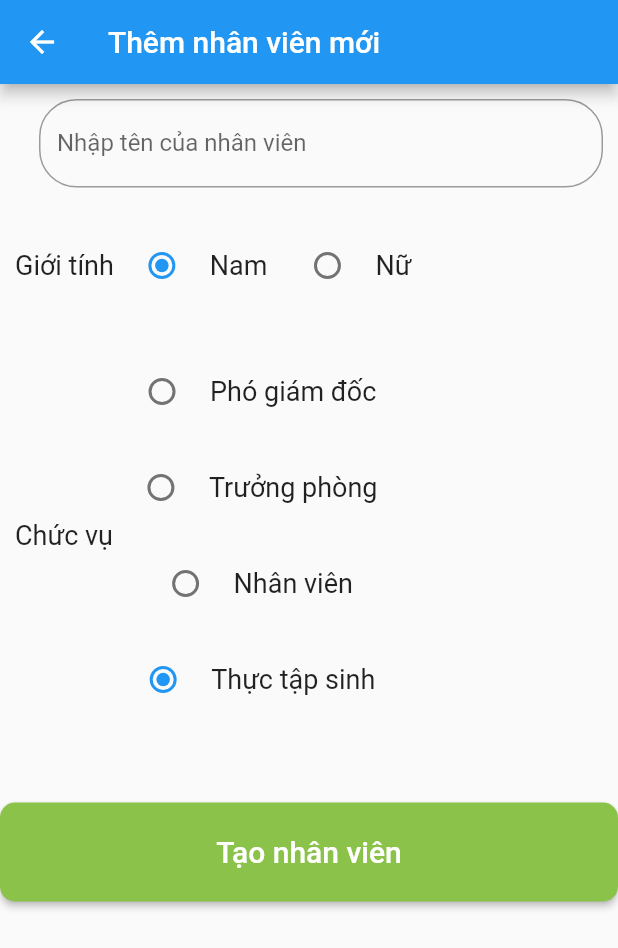
After one commit to huycanh14/project_flutter, a Flutter app: the EmployeeCreateView screen opened by its route, on a phone screen of 412 x 824 dp. The commit adds this screen. Shown: the top 948 px of the screen. Run offline on Flutter 3.47's test engine with Material 2 defaults, Android fonts, the phone set to English and light mode, and no system bars; our stand-ins replace auto_route, shared_preferences, sqflite, stacked; accounts and stored records are empty.

Commit message:
tao nhan vien

```diff
--- a/lib/app/router/router.dart
+++ b/lib/app/router/router.dart
@@ -1,5 +1,6 @@
 import 'package:app_quanlynhanvien/ui/views/account/login/login_view.dart';
 import 'package:app_quanlynhanvien/ui/views/account/registration/registration_view.dart';
+import 'package:app_quanlynhanvien/ui/views/employee/create/create_view.dart';
 import 'package:app_quanlynhanvien/ui/views/home/home_view.dart';
 import 'package:auto_route/auto_route_annotations.dart';
 
@@ -8,6 +9,7 @@ import 'package:auto_route/auto_route_annotations.dart';
     MaterialRoute(page: LoginView, initial: true),
     MaterialRoute(page: HomeView),
     MaterialRoute(page: RegistrationView),
+    MaterialRoute(page: EmployeeCreateView),
   ],
 )
 class $Router {}
--- a/lib/models/Connection.dart
+++ b/lib/models/Connection.dart
@@ -23,7 +23,7 @@ class Connection {
         'CREATE TABLE account (id INTEGER PRIMARY KEY AUTOINCREMENT, username TEXT NOT NULL UNIQUE, password TEXT NOT NULL)');
 
     await db.execute(
-        'CREATE TABLE employee(id INTEGER PRIMARY KEY AUTOINCREMENT, name TEXT NOT NULL, gender BOOLEAN NOT NULL, date TEXT NOT NULL, position INTEGER NOT NULL)');
+        'CREATE TABLE employee(id INTEGER PRIMARY KEY AUTOINCREMENT, name TEXT NOT NULL, gender BOOLEAN NOT NULL, position INTEGER NOT NULL)');
 
     // await db.rawInsert(sql)
   }
--- a/lib/ui/views/account/login/login_view.dart
+++ b/lib/ui/views/account/login/login_view.dart
@@ -89,7 +89,7 @@ class _LoginViewState extends State<LoginView> {
                                 textColor: Colors.white,
                                 color: Colors.lightGreen,
                                 child: Text(
-                                  'Tạo tài khoản',
+                                  'Đặng nhập',
                                   style: TextStyle(fontSize: 20),
                                 ),
                                 padding: EdgeInsets.all(0),
--- a/lib/ui/views/account/registration/registration_view.dart
+++ b/lib/ui/views/account/registration/registration_view.dart
@@ -89,7 +89,7 @@ class _RegistrationViewState extends State<RegistrationView> {
                                 textColor: Colors.white,
                                 color: Colors.lightGreen,
                                 child: Text(
-                                  'Đăng nhập',
+                                  'Tạo tài khoản',
                                   style: TextStyle(fontSize: 20),
                                 ),
                                 padding: EdgeInsets.all(0),
--- /dev/null
+++ b/lib/ui/views/employee/create/create_view.dart
@@ -0,0 +1,236 @@
+import 'package:app_quanlynhanvien/enums/EGender.dart';
+import 'package:app_quanlynhanvien/enums/EPosition.dart';
+import 'package:app_quanlynhanvien/ui/views/employee/create/create_viewmodel.dart';
+import 'package:flutter/material.dart';
+import 'package:stacked/stacked.dart';
+
+class EmployeeCreateView extends StatefulWidget {
+  @override
+  _EmployeeCreateViewState createState() => _EmployeeCreateViewState();
+}
+
+class _EmployeeCreateViewState extends State<EmployeeCreateView> {
+  final _formKey = GlobalKey<FormState>();
+
+  @override
+  Widget build(BuildContext context) {
+    return ViewModelBuilder<EmployeeCreateViewModel>.reactive(
+      viewModelBuilder: () => EmployeeCreateViewModel(),
+      builder: (
+        BuildContext context,
+        EmployeeCreateViewModel model,
+        Widget child,
+      ) {
+        return Scaffold(
+            appBar: AppBar(
+              title: Text("Thêm nhân viên mới"),
+            ),
+            body: Container(
+                height: MediaQuery.of(context).size.height,
+                child: SingleChildScrollView(
+                    child: Column(
+                  children: [
+                    Form(
+                      key: _formKey,
+                      child: Column(
+                        mainAxisAlignment: MainAxisAlignment.start,
+                        children: [
+                          Padding(
+                            padding: EdgeInsets.all(10.0),
+                            child: TextFormField(
+                              controller: model.name,
+                              validator: (value) {
+                                return model.checkValidate(value);
+                              },
+                              decoration: InputDecoration(
+                                labelText: "Nhập tên của nhân viên",
+                                border: new OutlineInputBorder(
+                                  borderRadius: BorderRadius.circular(25.0),
+                                  borderSide: new BorderSide(),
+                                ),
+                                icon: const Padding(
+                                    padding: const EdgeInsets.only(top: 15.0),
+                                    ),
+                              ),
+                            ),
+                          ),
+                          Padding(
+                            padding: EdgeInsets.all(10.0),
+                            child: Row(
+                              children: [
+                                Column(
+                                  mainAxisAlignment: MainAxisAlignment.start,
+                                  children: [
+                                    Text(
+                                      "Giới tính",
+                                      style: TextStyle(fontSize: 18.0),
+                                    )
+                                  ],
+                                ),
+                                Column(
+                                  mainAxisAlignment: MainAxisAlignment.start,
+                                  children: [
+                                    ButtonBar(
+                                      // alignment: MainAxisAlignment.center,
+                                      children: [
+                                        Radio(
+                                          value: EGender.male,
+                                          groupValue: model.gender,
+                                          onChanged: (value) {
+                                            setState(() {
+                                              model.gender = value;
+                                            });
+                                          },
+                                        ),
+                                        Text(
+                                          "Nam",
+                                          style: TextStyle(fontSize: 18.0),
+                                        )
+                                      ],
+                                    ),
+                                  ],
+                                ),
+                                Column(
+                                  mainAxisAlignment: MainAxisAlignment.start,
+                                  children: [
+                                    ButtonBar(
+                                      // alignment: MainAxisAlignment.center,
+                                      children: [
+                                        Radio(
+                                          value: EGender.female,
+                                          groupValue: model.gender,
+                                          onChanged: (value) {
+                                            setState(() {
+                                              model.gender = value;
+                                            });
+                                          },
+                                        ),
+                                        Text(
+                                          "Nữ",
+                                          style: TextStyle(fontSize: 18.0),
+                                        )
+                                      ],
+                                    ),
+                                  ],
+                                )
+                              ],
+                            ),
+                          ),
+                          Padding(
+                            padding: EdgeInsets.all(10.0),
+                            child: Row(
+                              children: [
+                                Column(
+                                  mainAxisAlignment: MainAxisAlignment.start,
+                                  children: [
+                                    Text(
+                                      "Chức vụ",
+                                      style: TextStyle(fontSize: 18.0),
+                                    )
+                                  ],
+                                ),
+                                Column(
+                                  mainAxisAlignment: MainAxisAlignment.start,
+                                  children: [
+                                    ButtonBar(
+                                      children: [
+                                        Radio(
+                                          value: EPosition.deputy,
+                                          groupValue: model.po,
+                                          onChanged: (value) {
+                                            setState(() {
+                                              model.po = value;
+                                            });
+                                          },
+                                        ),
+                                        Text(
+                                          "Phó giám đốc",
+                                          style: TextStyle(fontSize: 18.0),
+                                        )
+                                      ],
+                                    ),
+                                    ButtonBar(
+                                      children: [
+                                        Radio(
+                                          value: EPosition.manager,
+                                          groupValue: model.po,
+                                          onChanged: (value) {
+                                            setState(() {
+                                              model.po = value;
+                                            });
+                                          },
+                                        ),
+                                        Text(
+                                          "Trưởng phòng",
+                                          style: TextStyle(fontSize: 18.0),
+                                        )
+                                      ],
+                                    ),
+                                    ButtonBar(
+                                      children: [
+                                        Radio(
+                                          value: EPosition.employee,
+                                          groupValue: model.po,
+                                          onChanged: (value) {
+                                            setState(() {
+                                              model.po = value;
+                                            });
+                                          },
+                                        ),
+                                        Text(
+                                          "Nhân viên",
+                                          style: TextStyle(fontSize: 18.0),
+                                        )
+                                      ],
+                                    ),
+                                    ButtonBar(
+                                      children: [
+                                        Radio(
+                                          value: EPosition.trainee,
+                                          groupValue: model.po,
+                                          onChanged: (value) {
+                                            setState(() {
+                                              model.po = value;
+                                            });
+                                          },
+                                        ),
+                                        Text(
+                                          "Thực tập sinh",
+                                          style: TextStyle(fontSize: 18.0),
+                                        )
+                                      ],
+                                    ),
+                                  ],
+                                )
+                              ],
+                            ),
+                          ),
+
+                          Padding(padding: EdgeInsets.all(20)),
+                          Container(
+                              width: MediaQuery.of(context).size.width * 1,
+                              height: MediaQuery.of(context).size.height * 0.08,
+                              child: RaisedButton(
+                                onPressed: () => {
+                                  if (_formKey.currentState.validate())
+                                    {model.createEmployee(context)}
+                                },
+                                textColor: Colors.white,
+                                color: Colors.lightGreen,
+                                child: Text(
+                                  'Tạo nhân viên',
+                                  style: TextStyle(fontSize: 20),
+                                ),
+                                padding: EdgeInsets.all(0),
+                                shape: RoundedRectangleBorder(
+                                    borderRadius: BorderRadius.circular(10)),
+                              )),
+                        ],
+                      ),
+                    )
+                  ],
+                ))));
+      },
+    );
+  }
+}
--- /dev/null
+++ b/lib/ui/views/employee/create/create_viewmodel.dart
@@ -0,0 +1,40 @@
+import 'package:app_quanlynhanvien/enums/EGender.dart';
+import 'package:app_quanlynhanvien/enums/EPosition.dart';
+import 'package:app_quanlynhanvien/models/Employee.dart';
+import 'package:app_quanlynhanvien/services/EmployeeService.dart';
+import 'package:app_quanlynhanvien/ui/widgets/dialogs/success.dart';
+import 'package:app_quanlynhanvien/ui/widgets/dialogs/warning.dart';
+import 'package:flutter/material.dart';
+import 'package:stacked/stacked.dart';
+
+class EmployeeCreateViewModel extends BaseViewModel {
+  Employee _employee = new Employee();
+  EmployeeService _service = new EmployeeService();
+  TextEditingController name = TextEditingController();
+  EGender gender = EGender.male;
+  EPosition position = EPosition.trainee;
+  EPosition po = EPosition.trainee;
+
+  Employee get employee => _employee;
+
+  String checkValidate(value) {
+    if (value.isEmpty) return "Bạn đang để trống";
+    return null;
+  }
+
+  createEmployee(BuildContext context) async {
+    _employee.updateValue(name: name.text, gender: gender, position: position);
+    int result = await _service.createEmployee(_employee);
+    if (result == 201) {
+      return showDialog(
+          context: context,
+          builder: (BuildContext context) => SuccessDialog(
+              title: "Thêm thành công", message: "Thêm nhân viên thành công"));
+    } else {
+      return showDialog(
+          context: context,
+          builder: (BuildContext context) => WarningDialog(
+              title: "Thêm thất bại", message: "Thêm nhân viên bị lỗi"));
+    }
+  }
+}
--- a/lib/ui/views/home/home_view.dart
+++ b/lib/ui/views/home/home_view.dart
@@ -1,3 +1,4 @@
+import 'package:app_quanlynhanvien/app/router/router.gr.dart';
 import 'package:app_quanlynhanvien/ui/views/employee/list/list_view.dart';
 import 'package:flutter/material.dart';
 
@@ -27,7 +28,8 @@ class _HomeViewState extends State<HomeView> {
       ),
       drawer: DrawerView(),
       floatingActionButton: FloatingActionButton(
-        onPressed: () => setState(() => {}),
+        onPressed: () =>
+            Navigator.pushNamed(context, Routes.employeeCreateView),
         tooltip: 'Thêm nhân viên',
         child: const Icon(Icons.add),
       ),
```
Also changed, not shown: lib/abstracts/AbstractEmployee.dart (+4 -3 lines), lib/models/Employee.dart (+7 -38 lines), lib/services/EmployeeService.dart (+17 -4 lines), lib/ui/views/account/login/login_viewmodel.dart (+12 -4 lines), lib/app/router/router.gr.dart.
